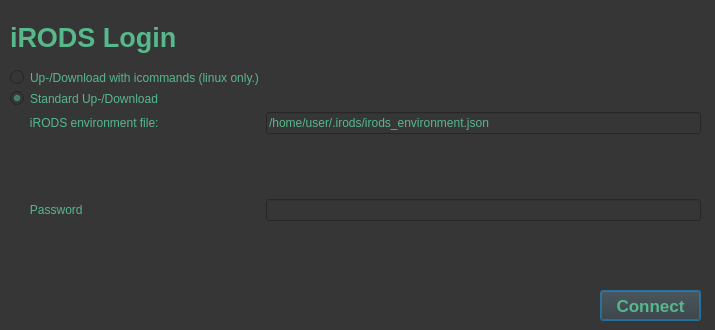
Above: irods-basicGUI/irodsLogin.ui from iBridges-for-iRODS/iBridges before the change. Below: the same form after it.
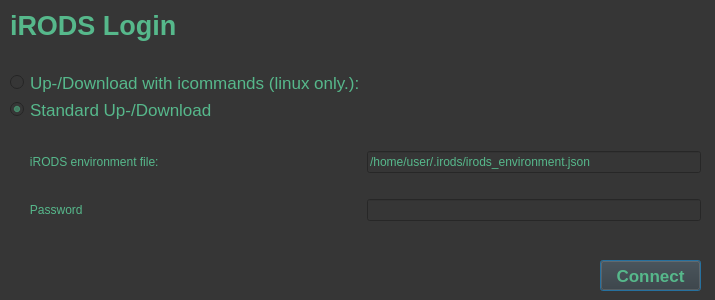
That is the form after the change.

The edit to the form file:
```diff
--- a/irods-basicGUI/irodsLogin.ui
+++ b/irods-basicGUI/irodsLogin.ui
@@ -7,13 +7,13 @@
     <x>0</x>
     <y>0</y>
     <width>715</width>
-    <height>330</height>
+    <height>300</height>
    </rect>
   </property>
   <property name="minimumSize">
    <size>
     <width>715</width>
-    <height>330</height>
+    <height>300</height>
    </size>
   </property>
   <property name="windowTitle">
@@ -30,11 +30,11 @@
      <x>10</x>
      <y>10</y>
      <width>691</width>
-     <height>271</height>
+     <height>231</height>
     </rect>
    </property>
    <layout class="QGridLayout" name="gridLayout">
-    <item row="7" column="2">
+    <item row="9" column="2">
      <widget class="QLineEdit" name="passwordField">
       <property name="text">
        <string/>
@@ -55,7 +55,25 @@
       </property>
      </widget>
     </item>
-    <item row="8" column="2">
+    <item row="2" column="0">
+     <widget class="QRadioButton" name="selectIcommandsButton">
+      <property name="font">
+       <font>
+        <pointsize>13</pointsize>
+       </font>
+      </property>
+      <property name="cursor">
+       <cursorShape>PointingHandCursor</cursorShape>
+      </property>
+      <property name="styleSheet">
+       <string notr="true">border-bottom-color: rgb(206, 92, 0);</string>
+      </property>
+      <property name="text">
+       <string>Up-/Download with icommands (linux only.):</string>
+      </property>
+     </widget>
+    </item>
+    <item row="10" column="2">
      <widget class="QLabel" name="passError">
       <property name="styleSheet">
        <string notr="true">color: rgb(204, 0, 0);</string>
@@ -65,21 +83,34 @@
       </property>
      </widget>
     </item>
-    <item row="4" column="0">
+    <item row="6" column="0">
      <widget class="QLabel" name="envFileLable">
       <property name="text">
        <string>      iRODS environment file:</string>
       </property>
      </widget>
     </item>
-    <item row="7" column="0">
+    <item row="9" column="0">
      <widget class="QLabel" name="passwordLabel">
       <property name="text">
        <string>      Password</string>
       </property>
      </widget>
     </item>
-    <item row="6" column="2">
+    <item row="1" column="0">
+     <spacer name="verticalSpacer">
+      <property name="orientation">
+       <enum>Qt::Vertical</enum>
+      </property>
+      <property name="sizeHint" stdset="0">
+       <size>
+        <width>20</width>
+        <height>40</height>
+       </size>
+      </property>
+     </spacer>
+    </item>
+    <item row="8" column="2">
      <widget class="QLabel" name="envError">
       <property name="styleSheet">
        <string notr="true">color: rgb(204, 0, 0);</string>
@@ -89,8 +120,13 @@
       </property>
      </widget>
     </item>
-    <item row="3" column="0">
+    <item row="4" column="0">
      <widget class="QRadioButton" name="standardButton">
+      <property name="font">
+       <font>
+        <pointsize>13</pointsize>
+       </font>
+      </property>
       <property name="cursor">
        <cursorShape>PointingHandCursor</cursorShape>
       </property>
@@ -105,35 +141,35 @@
       </property>
      </widget>
     </item>
-    <item row="4" column="2">
+    <item row="2" column="2">
+     <widget class="QLabel" name="icommandsError">
+      <property name="styleSheet">
+       <string notr="true">color: rgb(204, 0, 0);</string>
+      </property>
+      <property name="text">
+       <string/>
+      </property>
+     </widget>
+    </item>
+    <item row="6" column="2">
      <widget class="QLineEdit" name="envFileField">
       <property name="text">
        <string>/home/user/.irods/irods_environment.json</string>
       </property>
      </widget>
     </item>
-    <item row="1" column="2">
-     <widget class="QLabel" name="icommandsError">
-      <property name="styleSheet">
-       <string notr="true">color: rgb(204, 0, 0);</string>
+    <item row="5" column="0">
+     <spacer name="verticalSpacer_2">
+      <property name="orientation">
+       <enum>Qt::Vertical</enum>
       </property>
-      <property name="text">
-       <string/>
+      <property name="sizeHint" stdset="0">
+       <size>
+        <width>20</width>
+        <height>40</height>
+       </size>
       </property>
-     </widget>
-    </item>
-    <item row="1" column="0">
-     <widget class="QRadioButton" name="selectIcommandsButton">
-      <property name="cursor">
-       <cursorShape>PointingHandCursor</cursorShape>
-      </property>
-      <property name="styleSheet">
-       <string notr="true">border-bottom-color: rgb(206, 92, 0);</string>
-      </property>
-      <property name="text">
-       <string>Up-/Download with icommands (linux only.)</string>
-      </property>
-     </widget>
+     </spacer>
     </item>
    </layout>
   </widget>
@@ -141,7 +177,7 @@
    <property name="geometry">
     <rect>
      <x>600</x>
-     <y>290</y>
+     <y>260</y>
      <width>101</width>
      <height>31</height>
     </rect>
```
